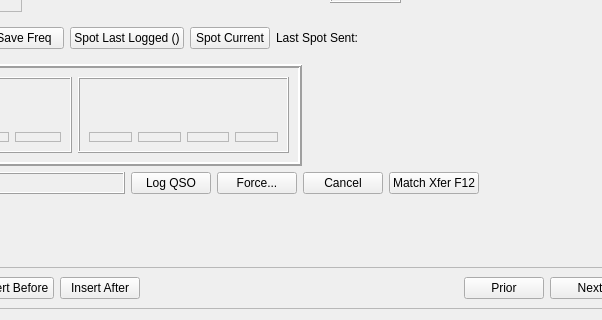
This is mqt/MqtLogger/qsologframe.ui in HamRadioOnline/Minos2-Mirror as Qt 5 draws it before an edit; both pictures show x 168 to 770 and y 117 to 437 of the 939 by 437 pixel window. The edited form follows.
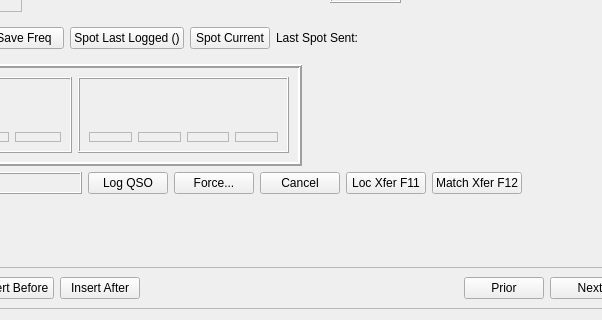
This is the edited form. Custom widgets are drawn as their Qt base class.

Diff of the .ui file:
```diff
--- a/mqt/MqtLogger/qsologframe.ui
+++ b/mqt/MqtLogger/qsologframe.ui
@@ -989,6 +989,13 @@
        </property>
       </widget>
      </item>
+     <item>
+      <widget class="QPushButton" name="locXferButton">
+       <property name="text">
+        <string notr="true">Loc Xfer F11</string>
+       </property>
+      </widget>
+     </item>
      <item>
       <widget class="QPushButton" name="MatchXferButton">
        <property name="focusPolicy">
```
